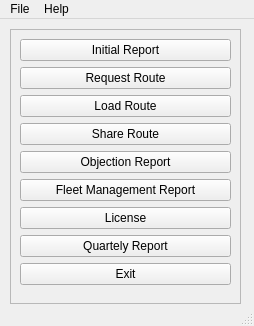
This is QtUi/mainWindow.ui in heavenlxj/emgui as Qt 5 draws it before an edit. The edited form follows.
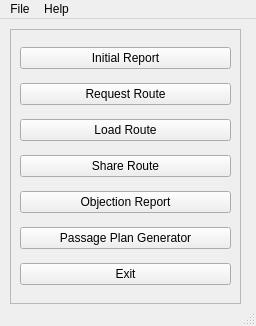
This is the edited form.

```diff
--- a/QtUi/mainWindow.ui
+++ b/QtUi/mainWindow.ui
@@ -6,7 +6,7 @@
    <rect>
     <x>0</x>
     <y>0</y>
-    <width>254</width>
+    <width>256</width>
     <height>326</height>
    </rect>
   </property>
@@ -68,21 +68,7 @@
      <item>
       <widget class="QPushButton" name="fmrBtn">
        <property name="text">
-        <string>Fleet Management Report</string>
-       </property>
-      </widget>
-     </item>
-     <item>
-      <widget class="QPushButton" name="licenseBtn">
-       <property name="text">
-        <string>License</string>
-       </property>
-      </widget>
-     </item>
-     <item>
-      <widget class="QPushButton" name="quartelyReportBtn">
-       <property name="text">
-        <string>Quartely Report</string>
+        <string>Passage Plan Generator</string>
        </property>
       </widget>
      </item>
@@ -113,7 +99,7 @@
     <rect>
      <x>0</x>
      <y>0</y>
-     <width>254</width>
+     <width>256</width>
      <height>23</height>
     </rect>
    </property>
```
Left out of the diff: 5 changed lines with no effect on the pictures.
